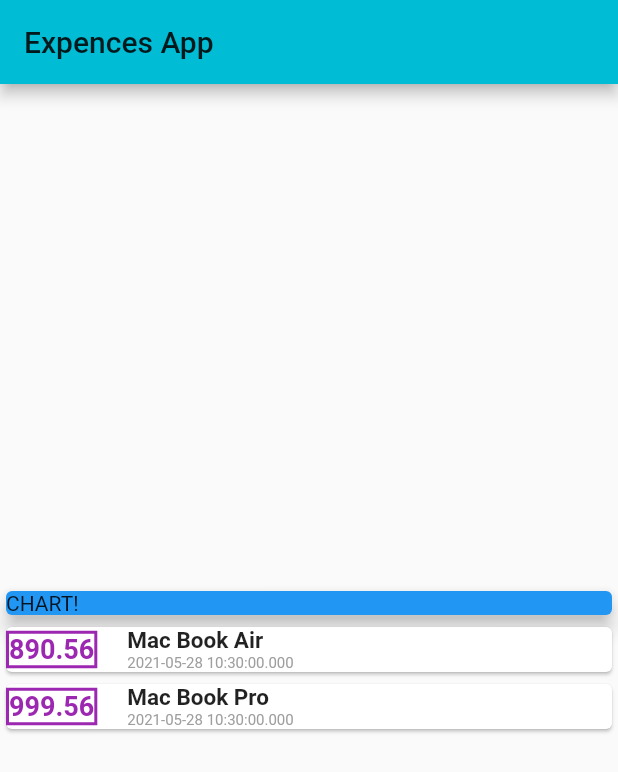
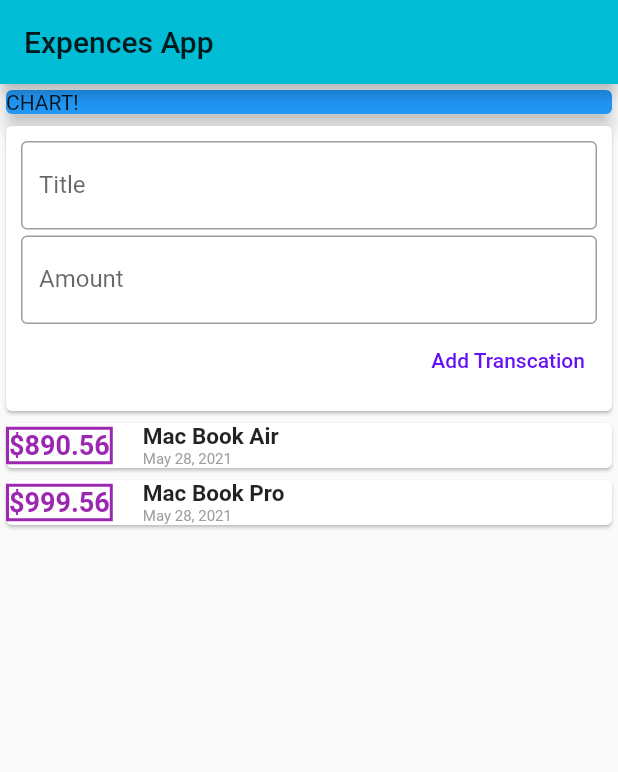
Before and after one commit to Ayush13Bhatia/personal_expences_app, a Flutter app: the screen it shows after launch, on a phone screen of 412 x 824 dp. Shown: the top 772 px of the screen. Run offline on Flutter 3.47's test engine with Material 2 defaults, Android fonts, the light colour scheme and no system bars.

Commit message:
Split Into Widget

```diff
--- a/lib/main.dart
+++ b/lib/main.dart
@@ -1,6 +1,5 @@
 import 'package:flutter/material.dart';
-
-import './transaction.dart';
+import './widgets/user_transaction.dart';
 
 main() => runApp(MyApp());
 
@@ -17,87 +16,25 @@
 }
 
 class MyHomePage extends StatelessWidget {
-  final List<Transaction> transactions = [
-    Transaction(
-      id: 't1',
-      title: 'Mac Book Air',
-      amount: 890.56,
-      date: DateTime.now(),
-    ),
-    Transaction(
-      id: 't2',
-      title: 'Mac Book Pro',
-      amount: 999.56,
-      date: DateTime.now(),
-    ),
-  ];
-
   @override
   Widget build(BuildContext context) {
     return Scaffold(
         appBar: AppBar(
-          title: Text("Expences App"),
+          title: const Text("Expences App"),
         ),
         body: Column(
-          mainAxisAlignment: MainAxisAlignment.center,
-          crossAxisAlignment: CrossAxisAlignment.stretch,
+          mainAxisAlignment: MainAxisAlignment.start,
+          crossAxisAlignment: CrossAxisAlignment.start,
           children: [
             Container(
               width: double.infinity,
-              child: Card(
+              child: const Card(
                 color: Colors.blue,
                 elevation: 5,
                 child: Text("CHART!"),
               ),
             ),
-            Column(
-              children: transactions.map((tx) {
-                return Card(
-                  child: Row(
-                    children: [
-                      Container(
-                        decoration: BoxDecoration(
-                          border: Border.all(
-                            color: Colors.purple,
-                            width: 2,
-                          ),
-                        ),
-                        child: Text(
-                          tx.amount.toString(),
-                          style: TextStyle(
-                            fontWeight: FontWeight.bold,
-                            fontSize: 18,
-                            color: Colors.purple,
-                          ),
-                        ),
-                      ),
-                      Padding(
-                        padding: EdgeInsets.all(10),
-                      ),
-                      Column(
-                        crossAxisAlignment: CrossAxisAlignment.start,
-                        children: [
-                          Text(
-                            tx.title,
-                            style: TextStyle(
-                              fontWeight: FontWeight.bold,
-                              fontSize: 15,
-                            ),
-                          ),
-                          Text(
-                            tx.date.toString(),
-                            style: TextStyle(
-                              fontSize: 10,
-                              color: Colors.grey,
-                            ),
-                          ),
-                        ],
-                      ),
-                    ],
-                  ),
-                );
-              }).toList(),
-            ),
+            UserTransaction()
           ],
         ));
   }
--- /dev/null
+++ b/lib/widgets/new_transaction.dart
@@ -0,0 +1,47 @@
+import 'package:flutter/material.dart';
+
+class NewTransaction extends StatelessWidget {
+  final Function addTx;
+  NewTransaction(this.addTx);
+
+  final titleController = TextEditingController();
+  final amountController = TextEditingController();
+  @override
+  Widget build(BuildContext context) {
+    return Card(
+      child: Container(
+        padding: const EdgeInsets.all(10),
+        child: Column(
+          crossAxisAlignment: CrossAxisAlignment.end,
+          children: [
+            TextField(
+              controller: titleController,
+              decoration: InputDecoration(
+                border: OutlineInputBorder(),
+                labelText: 'Title',
+              ),
+            ),
+            const Padding(padding: EdgeInsets.all(2)),
+            TextField(
+              controller: amountController,
+              decoration: InputDecoration(
+                border: OutlineInputBorder(),
+                labelText: "Amount",
+              ),
+            ),
+            TextButton(
+              style: TextButton.styleFrom(
+                primary: const Color.fromARGB(255, 100, 15, 245),
+              ),
+              onPressed: () {
+                addTx(
+                    titleController.text, double.parse(amountController.text));
+              },
+              child: Text("Add Transcation"),
+            )
+          ],
+        ),
+      ),
+    );
+  }
+}
--- /dev/null
+++ b/lib/widgets/transaction_list.dart
@@ -0,0 +1,59 @@
+import 'package:flutter/material.dart';
+import 'package:intl/intl.dart';
+import '../models/transaction.dart';
+
+class TransactionList extends StatelessWidget {
+  final List<Transaction> transaction;
+  TransactionList(this.transaction);
+  @override
+  Widget build(BuildContext context) {
+    return Column(
+      children: transaction.map((tx) {
+        return Card(
+          child: Row(
+            children: [
+              Container(
+                decoration: BoxDecoration(
+                  border: Border.all(
+                    color: Colors.purple,
+                    width: 2,
+                  ),
+                ),
+                child: Text(
+                  '\$${tx.amount}',
+                  style: const TextStyle(
+                    fontWeight: FontWeight.bold,
+                    fontSize: 18,
+                    color: Colors.purple,
+                  ),
+                ),
+              ),
+              const Padding(
+                padding: EdgeInsets.all(10),
+              ),
+              Column(
+                crossAxisAlignment: CrossAxisAlignment.start,
+                children: [
+                  Text(
+                    tx.title,
+                    style: const TextStyle(
+                      fontWeight: FontWeight.bold,
+                      fontSize: 15,
+                    ),
+                  ),
+                  Text(
+                    DateFormat.yMMMMd().format(tx.date),
+                    style: const TextStyle(
+                      fontSize: 10,
+                      color: Colors.grey,
+                    ),
+                  ),
+                ],
+              ),
+            ],
+          ),
+        );
+      }).toList(),
+    );
+  }
+}
--- /dev/null
+++ b/lib/widgets/user_transaction.dart
@@ -0,0 +1,48 @@
+import 'package:flutter/material.dart';
+import '../models/transaction.dart';
+import './transaction_list.dart';
+
+import './new_transaction.dart';
+
+class UserTransaction extends StatefulWidget {
+  @override
+  _UserTransactionState createState() => _UserTransactionState();
+}
+
+class _UserTransactionState extends State<UserTransaction> {
+  final List<Transaction> transaction = [
+    Transaction(
+      id: 't1',
+      title: 'Mac Book Air',
+      amount: 890.56,
+      date: DateTime.now(),
+    ),
+    Transaction(
+      id: 't2',
+      title: 'Mac Book Pro',
+      amount: 999.56,
+      date: DateTime.now(),
+    ),
+  ];
+  void _addNewTransaction(String txTitle, double txAmount) {
+    final newTx = Transaction(
+      id: DateTime.now().toString(),
+      title: txTitle,
+      amount: txAmount,
+      date: DateTime.now(),
+    );
+    setState(() {
+      transaction.add(newTx);
+    });
+  }
+
+  @override
+  Widget build(BuildContext context) {
+    return Column(
+      children: [
+        NewTransaction(_addNewTransaction),
+        TransactionList(transaction),
+      ],
+    );
+  }
+}
--- a/pubspec.yaml
+++ b/pubspec.yaml
@@ -29,6 +29,7 @@
 dependencies:
   flutter:
     sdk: flutter
+  intl: ^0.17.0
 
 
   # The following adds the Cupertino Icons font to your application.
```
Also changed, not shown: lib/models/transaction.dart (renamed from lib/transaction.dart), pubspec.lock.
